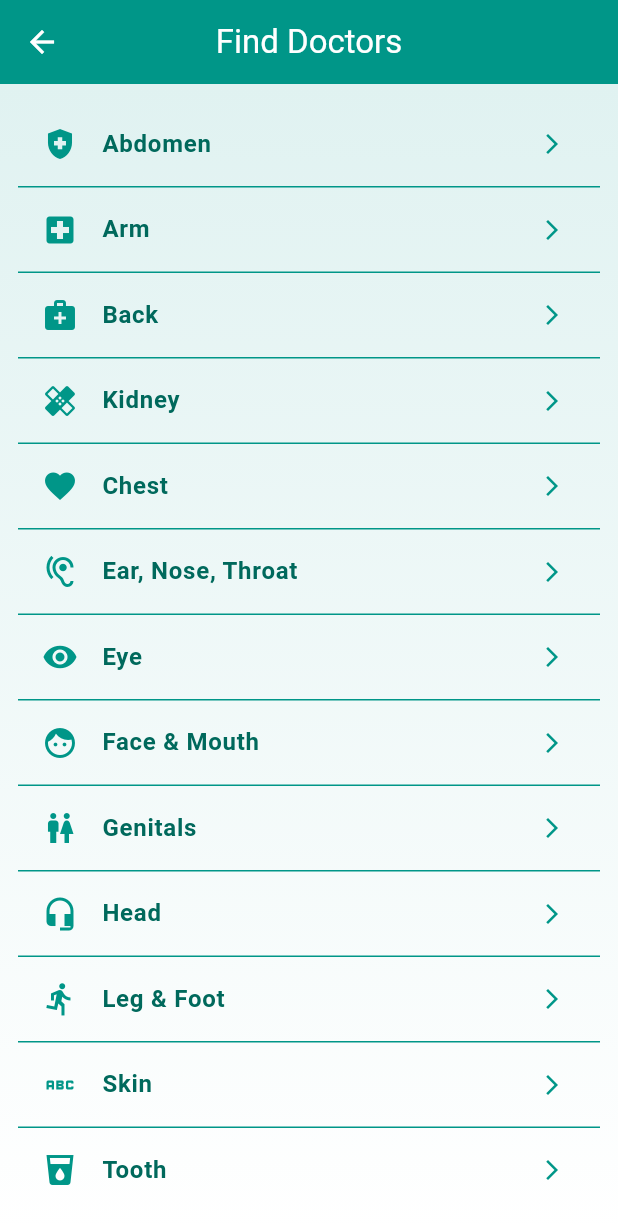
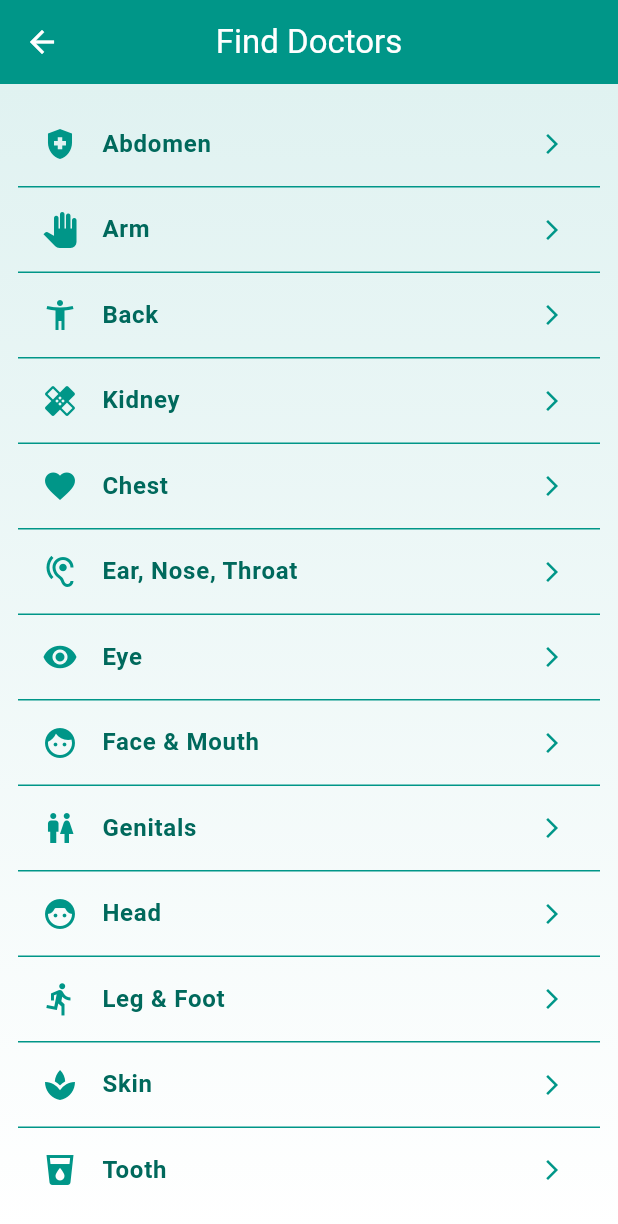
Before and after one commit to riazulrocky/Health-Expert-Flutter-App, a Flutter app: the FindDoctorsPage screen opened directly, on a phone screen of 412 x 824 dp. Shown: the top 1224 px of the screen. Run offline on Flutter 3.47's test engine with Material 3 defaults, Android fonts, the phone set to English and light mode, and no system bars.

Commit message:
find doctor

```diff
--- a/lib/find_doctors/find_doctors.dart
+++ b/lib/find_doctors/find_doctors.dart
@@ -6,17 +6,17 @@ class FindDoctorsPage extends StatelessWidget {
 
   final List<Map<String, dynamic>> _bodyParts = [
     {'name': 'Abdomen', 'icon': Icons.health_and_safety},
-    {'name': 'Arm', 'icon': Icons.local_hospital},
-    {'name': 'Back', 'icon': Icons.medical_services},
+    {'name': 'Arm', 'icon': Icons.pan_tool},
+    {'name': 'Back', 'icon': Icons.accessibility_new},
     {'name': 'Kidney', 'icon': Icons.healing},
     {'name': 'Chest', 'icon': Icons.favorite},
     {'name': 'Ear, Nose, Throat', 'icon': Icons.hearing},
     {'name': 'Eye', 'icon': Icons.remove_red_eye},
     {'name': 'Face & Mouth', 'icon': Icons.face},
     {'name': 'Genitals', 'icon': Icons.wc},
-    {'name': 'Head', 'icon': Icons.headset_mic},
+    {'name': 'Head', 'icon': Icons.face_6},
     {'name': 'Leg & Foot', 'icon': Icons.directions_run},
-    {'name': 'Skin', 'icon': Icons.abc},
+    {'name': 'Skin', 'icon': Icons.spa},
     {'name': 'Tooth', 'icon': Icons.local_drink},
   ];
 
```
